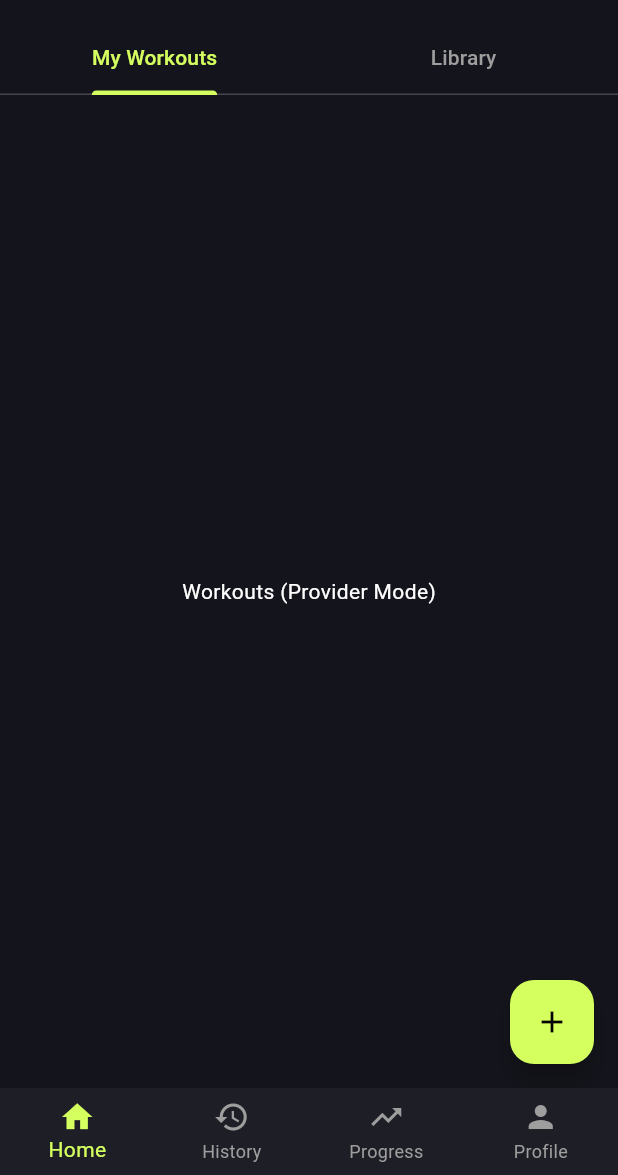
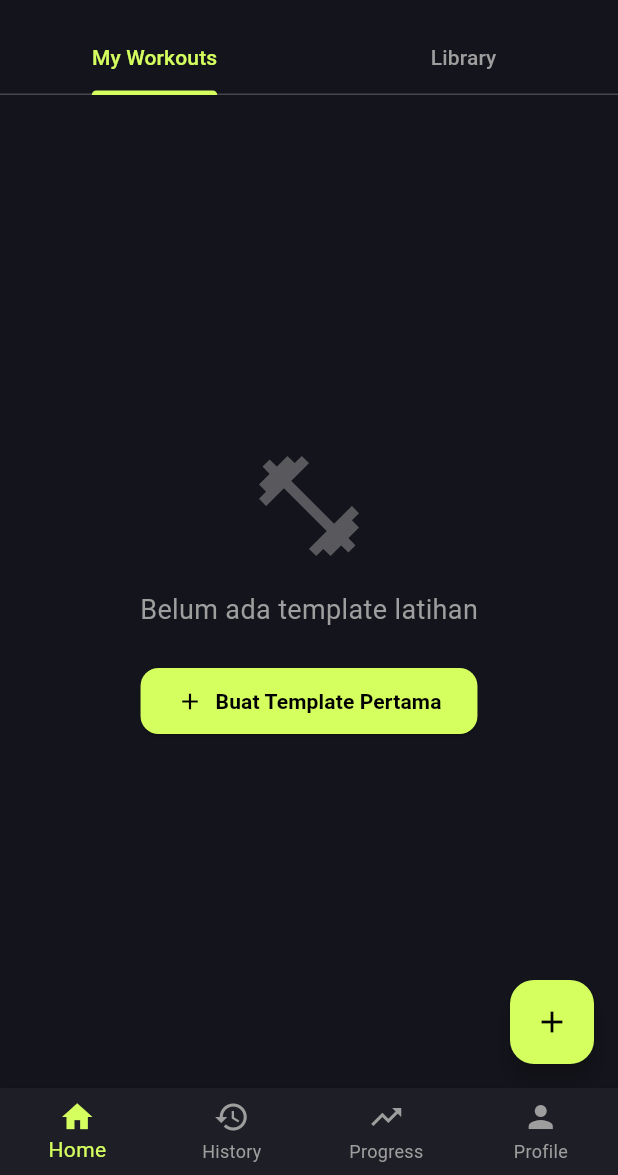
Before and after one commit to yogaarrd/uas_mobile_programing, a Flutter app: the screen it shows once a user with an empty profile is signed in, on a phone screen of 412 x 824 dp, the part 61-1236 px from its top. Run offline on Flutter 3.47's test engine with Material 3 defaults, Android fonts, the phone set to English and light mode, and no system bars; our stand-ins replace flutter_dotenv, flutter_riverpod, go_router, image_picker, supabase_flutter; accounts and stored records are empty.

Commit message:
fix(home): perbaiki konflik import Provider dan kembalikan data workout
Menyelesaikan error "ambiguous import" dengan menyembunyikan class Provider
dari flutter_riverpod (hide Provider). Memperbarui pemanggilan AuthProvider
menggunakan context.read yang lebih modern.
Mengembalikan logika ConsumerWidget pada MyWorkoutsView untuk melakukan fetch
data dari workoutTemplatesProvider ke Supabase, serta mengembalikan UI Card
beserta badge Muscle Groups yang sempat tertimpa.

Ref: [WRK-02]

```diff
--- a/lib/features/home/pages/home_page.dart
+++ b/lib/features/home/pages/home_page.dart
@@ -1,10 +1,12 @@
 import 'package:flutter/material.dart';
 import 'package:go_router/go_router.dart';
-import 'package:provider/provider.dart'; // Menggunakan provider
+import 'package:provider/provider.dart';
+// Tambahkan "hide Provider" di sini agar tidak bentrok dengan package provider bawaan
+import 'package:flutter_riverpod/flutter_riverpod.dart' hide Provider;
 import '../../../core/theme/app_theme.dart';
-import '../../workout/providers/workout_provider.dart'; // Pastikan ini sudah versi Provider
+import '../../workout/providers/workout_provider.dart';
 import '../../workout/models/workout_template.dart';
-import '../../auth/providers/auth_provider.dart'; // AuthProvider milikmu
+import '../../auth/providers/auth_provider.dart';
 import '../../../features/workout/pages/exercise_library_page.dart';
 
 class HomePage extends StatelessWidget {
@@ -46,10 +48,8 @@ class HomePage extends StatelessWidget {
                 IconButton(
                   icon: const Icon(Icons.logout, color: Colors.redAccent),
                   onPressed: () async {
-                    await Provider.of<AuthProvider>(
-                      context,
-                      listen: false,
-                    ).logout();
+                    // Menggunakan context.read yang lebih aman dari bentrok namespace
+                    await context.read<AuthProvider>().logout();
                     if (context.mounted) context.go('/login');
                   },
                 ),
@@ -74,24 +74,69 @@ class HomePage extends StatelessWidget {
   }
 }
 
-// === TAB 1: VERSI PROVIDER ===
-class MyWorkoutsView extends StatelessWidget {
+// === TAB 1: MENAMPILKAN DATA WORKOUT ===
+class MyWorkoutsView extends ConsumerWidget {
   const MyWorkoutsView({super.key});
 
   @override
-  Widget build(BuildContext context) {
-    // Di sini sesuaikan dengan cara temanmu mengambil data workout
-    // Contoh jika menggunakan FutureBuilder atau Provider:
-    return const Center(
-      child: Text(
-        'Workouts (Provider Mode)',
-        style: TextStyle(color: Colors.white),
+  Widget build(BuildContext context, WidgetRef ref) {
+    // Memantau state data workout dari Riverpod
+    final templatesAsync = ref.watch(workoutTemplatesProvider);
+
+    return templatesAsync.when(
+      data: (templates) {
+        if (templates.isEmpty) {
+          return _buildEmptyState(context);
+        }
+        return RefreshIndicator(
+          onRefresh: () async => ref.refresh(workoutTemplatesProvider.future),
+          color: AppTheme.neonGreen,
+          child: ListView.separated(
+            padding: const EdgeInsets.all(16),
+            itemCount: templates.length,
+            separatorBuilder: (_, __) => const SizedBox(height: 12),
+            itemBuilder: (context, index) {
+              return _WorkoutTemplateCard(template: templates[index]);
+            },
+          ),
+        );
+      },
+      loading: () => const Center(child: CircularProgressIndicator(color: AppTheme.neonGreen)),
+      error: (error, stack) => Center(
+        child: Text('Terjadi kesalahan:\n$error', textAlign: TextAlign.center, style: const TextStyle(color: Colors.red)),
+      ),
+    );
+  }
+
+  Widget _buildEmptyState(BuildContext context) {
+    return Center(
+      child: Column(
+        mainAxisAlignment: MainAxisAlignment.center,
+        children: [
+          Icon(Icons.fitness_center, size: 80, color: Colors.grey.withOpacity(0.5)),
+          const SizedBox(height: 16),
+          const Text(
+            'Belum ada template latihan',
+            style: TextStyle(fontSize: 18, color: Colors.grey),
+          ),
+          const SizedBox(height: 24),
+          ElevatedButton.icon(
+            onPressed: () => context.push('/create-workout'),
+            icon: const Icon(Icons.add, color: Colors.black),
+            label: const Text('Buat Template Pertama', style: TextStyle(color: Colors.black, fontWeight: FontWeight.bold)),
+            style: ElevatedButton.styleFrom(
+              backgroundColor: AppTheme.neonGreen,
+              padding: const EdgeInsets.symmetric(horizontal: 24, vertical: 12),
+              shape: RoundedRectangleBorder(borderRadius: BorderRadius.circular(12)),
+            ),
+          )
+        ],
       ),
     );
   }
 }
 
-// Card tetap sama
+// === WIDGET CARD WORKOUT ===
 class _WorkoutTemplateCard extends StatelessWidget {
   final WorkoutTemplate template;
   const _WorkoutTemplateCard({required this.template});
@@ -115,6 +160,15 @@ class _WorkoutTemplateCard extends StatelessWidget {
                 color: Colors.white,
               ),
             ),
+            if (template.description != null && template.description!.isNotEmpty) ...[
+              const SizedBox(height: 4),
+              Text(
+                template.description!,
+                style: const TextStyle(color: Colors.grey, fontSize: 14),
+                maxLines: 2,
+                overflow: TextOverflow.ellipsis,
+              ),
+            ],
             const SizedBox(height: 16),
             Row(
               children: [
@@ -134,11 +188,23 @@ class _WorkoutTemplateCard extends StatelessWidget {
               ],
             ),
             const SizedBox(height: 12),
+
+            // Menampilkan Muscle Groups chip
+            Wrap(
+              spacing: 8,
+              runSpacing: 8,
+              children: template.muscleGroups.map((m) => _buildMuscleChip(m)).toList(),
+            ),
+
+            const SizedBox(height: 20),
             SizedBox(
               width: double.infinity,
               child: ElevatedButton(
                 onPressed: () => context.push('/active-session/${template.id}'),
-                child: const Text('Start Workout'),
+                child: const Text(
+                  'Start Workout',
+                  style: TextStyle(fontWeight: FontWeight.bold, color: Colors.black, fontSize: 16),
+                ),
               ),
             ),
           ],
@@ -154,4 +220,19 @@ class _WorkoutTemplateCard extends StatelessWidget {
       Text(text, style: const TextStyle(color: Colors.grey, fontSize: 13)),
     ],
   );
+
+  Widget _buildMuscleChip(String muscle) {
+    return Container(
+      padding: const EdgeInsets.symmetric(horizontal: 10, vertical: 4),
+      decoration: BoxDecoration(
+        color: AppTheme.neonGreen.withOpacity(0.15),
+        border: Border.all(color: AppTheme.neonGreen.withOpacity(0.5)),
+        borderRadius: BorderRadius.circular(20),
+      ),
+      child: Text(
+        muscle.toUpperCase(),
+        style: const TextStyle(color: AppTheme.neonGreen, fontSize: 10, fontWeight: FontWeight.bold),
+      ),
+    );
+  }
 }
```
